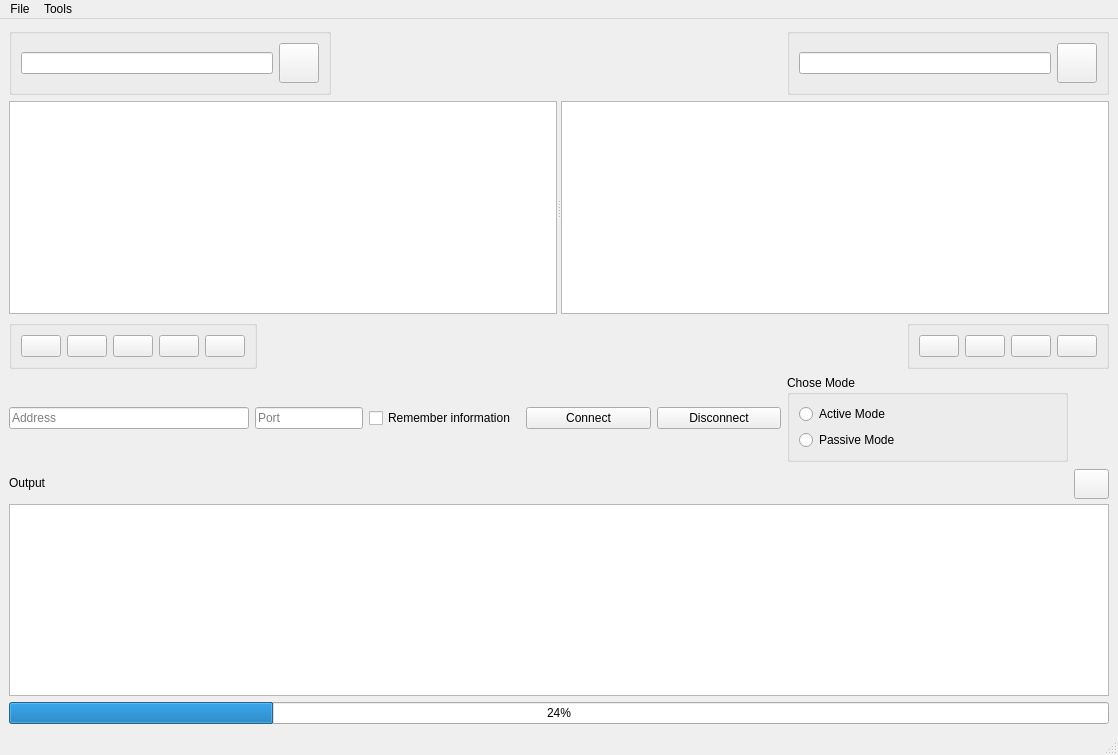
Old version of the form mainwindow.ui in the repository Hunter30012/FTPClient.
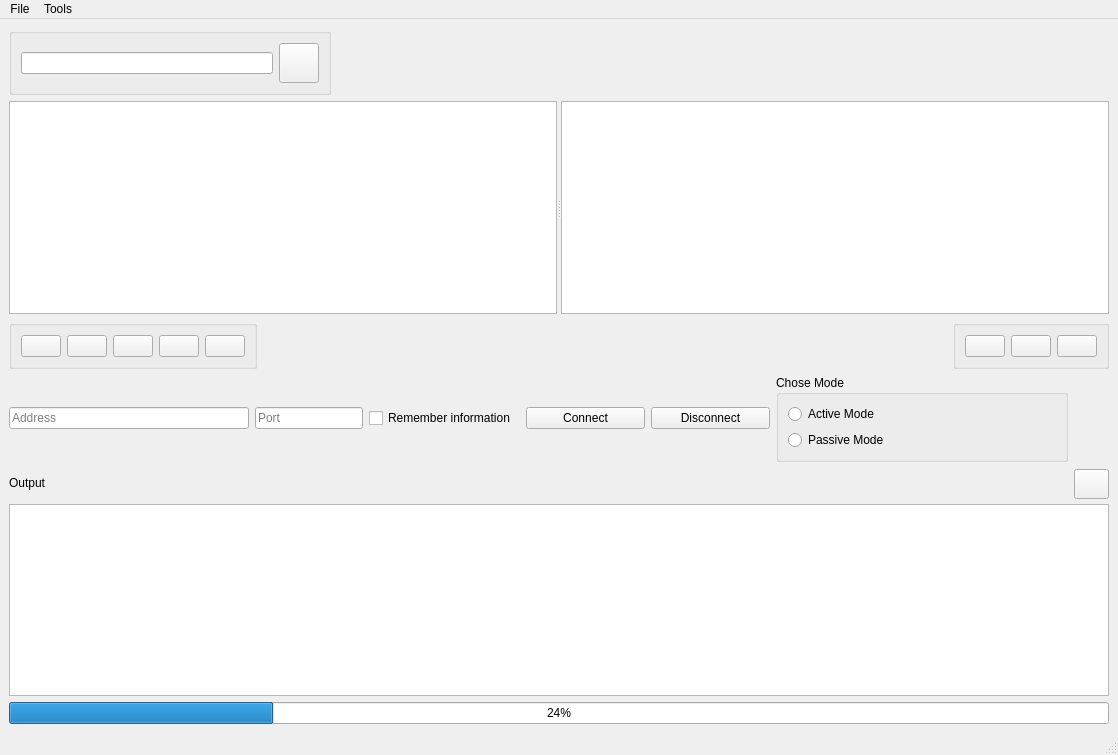
New version of the form. Icons and pictures are not drawn.

```diff
--- a/mainwindow.ui
+++ b/mainwindow.ui
@@ -123,88 +123,6 @@
       </property>
      </widget>
     </item>
-    <item row="0" column="3" colspan="2">
-     <widget class="QGroupBox" name="groupBox_4">
-      <property name="sizePolicy">
-       <sizepolicy hsizetype="Fixed" vsizetype="Fixed">
-        <horstretch>0</horstretch>
-        <verstretch>0</verstretch>
-       </sizepolicy>
-      </property>
-      <property name="title">
-       <string/>
-      </property>
-      <property name="flat">
-       <bool>true</bool>
-      </property>
-      <layout class="QHBoxLayout" name="horizontalLayout_3">
-       <item>
-        <widget class="QLineEdit" name="serverSearchEdit">
-         <property name="sizePolicy">
-          <sizepolicy hsizetype="Fixed" vsizetype="Fixed">
-           <horstretch>0</horstretch>
-           <verstretch>0</verstretch>
-          </sizepolicy>
-         </property>
-         <property name="minimumSize">
-          <size>
-           <width>252</width>
-           <height>0</height>
-          </size>
-         </property>
-        </widget>
-       </item>
-       <item>
-        <widget class="QPushButton" name="serverSearchButton">
-         <property name="sizePolicy">
-          <sizepolicy hsizetype="Fixed" vsizetype="Fixed">
-           <horstretch>0</horstretch>
-           <verstretch>0</verstretch>
-          </sizepolicy>
-         </property>
-         <property name="minimumSize">
-          <size>
-           <width>40</width>
-           <height>40</height>
-          </size>
-         </property>
-         <property name="maximumSize">
-          <size>
-           <width>50</width>
-           <height>40</height>
-          </size>
-         </property>
-         <property name="text">
-          <string/>
-         </property>
-         <property name="icon">
-          <iconset resource="resource_icon.qrc">
-           <normaloff>:/icon/search.jpg</normaloff>:/icon/search.jpg</iconset>
-         </property>
-         <property name="iconSize">
-          <size>
-           <width>33</width>
-           <height>33</height>
-          </size>
-         </property>
-        </widget>
-       </item>
-      </layout>
-     </widget>
-    </item>
-    <item row="0" column="2">
-     <spacer name="horizontalSpacer_4">
-      <property name="orientation">
-       <enum>Qt::Orientation::Horizontal</enum>
-      </property>
-      <property name="sizeHint" stdset="0">
-       <size>
-        <width>420</width>
-        <height>20</height>
-       </size>
-      </property>
-     </spacer>
-    </item>
     <item row="5" column="1" colspan="3">
      <spacer name="horizontalSpacer_3">
       <property name="orientation">
@@ -577,29 +495,6 @@
            </property>
           </widget>
          </item>
-         <item>
-          <widget class="QPushButton" name="serverHomeButton">
-           <property name="sizePolicy">
-            <sizepolicy hsizetype="Expanding" vsizetype="Expanding">
-             <horstretch>0</horstretch>
-             <verstretch>0</verstretch>
-            </sizepolicy>
-           </property>
-           <property name="text">
-            <string/>
-           </property>
-           <property name="icon">
-            <iconset resource="resource_icon.qrc">
-             <normaloff>:/icon/home.png</normaloff>:/icon/home.png</iconset>
-           </property>
-           <property name="iconSize">
-            <size>
-             <width>25</width>
-             <height>25</height>
-            </size>
-           </property>
-          </widget>
-         </item>
         </layout>
        </widget>
       </item>
@@ -646,6 +541,19 @@
       </widget>
      </widget>
     </item>
+    <item row="0" column="2" colspan="2">
+     <spacer name="horizontalSpacer_4">
+      <property name="orientation">
+       <enum>Qt::Orientation::Horizontal</enum>
+      </property>
+      <property name="sizeHint" stdset="0">
+       <size>
+        <width>420</width>
+        <height>20</height>
+       </size>
+      </property>
+     </spacer>
+    </item>
    </layout>
   </widget>
   <widget class="QMenuBar" name="menubar">
```
